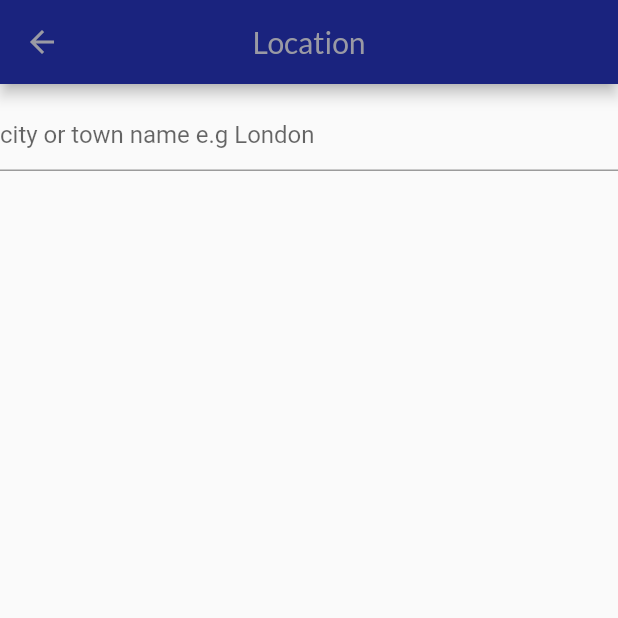
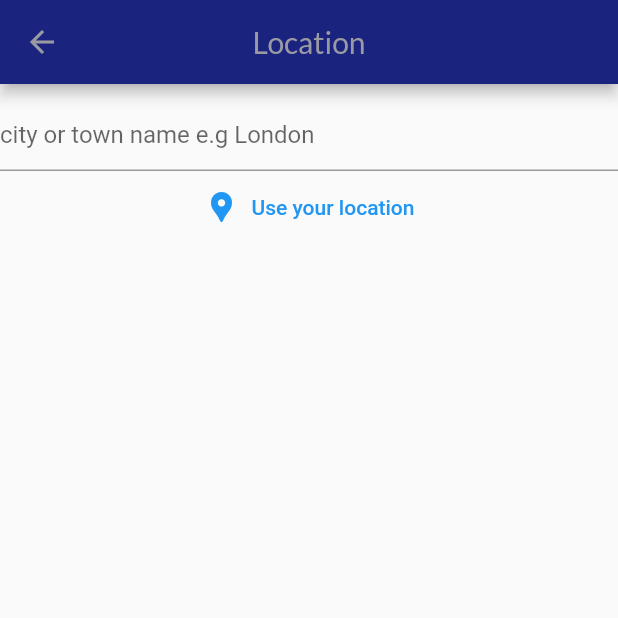
Before and after one commit to nelsonngala/flutter-weather, a Flutter app: the screen it shows after launch, after a tap on the "search" icon, on a phone screen of 412 x 824 dp, the top half of it. Run offline on Flutter 3.47's test engine with Material 2 defaults, Android fonts, the phone set to English and light mode, and no system bars; our stand-ins replace charts_flutter, equatable, flutter_bloc, geolocator, google_fonts, hydrated_bloc.

Commit message:
added use your location feature

```diff
--- /dev/null
+++ b/lib/data/models/user_location.dart
@@ -0,0 +1,8 @@
+class UserLocation {
+  final double lat;
+  final double lon;
+  UserLocation({
+    required this.lat,
+    required this.lon,
+  });
+}
--- /dev/null
+++ b/lib/logic/useLocbloc/user_loc_bloc.dart
@@ -0,0 +1,23 @@
+import 'package:advanced_weather/data/user%20location%20data/userloc.dart';
+
+import 'package:equatable/equatable.dart';
+import 'package:flutter_bloc/flutter_bloc.dart';
+
+import '../../data/models/user_location.dart';
+
+part 'user_loc_event.dart';
+part 'user_loc_state.dart';
+
+class UserLocBloc extends Bloc<UserLocEvent, UserLocState> {
+  final CurrentLocation _location;
+  UserLocBloc(this._location) : super(UserLocInitial()) {
+    on<UserLocEvent>((event, emit) async {
+      try {
+        UserLocation userData = await _location.getCurrentLocation();
+        emit(UserlocLoaded(userLocation: userData));
+      } catch (e) {
+        emit(UserLocError(error: e.toString()));
+      }
+    });
+  }
+}
--- /dev/null
+++ b/lib/logic/useLocbloc/user_loc_event.dart
@@ -0,0 +1,8 @@
+part of 'user_loc_bloc.dart';
+
+class UserLocEvent extends Equatable {
+  const UserLocEvent();
+
+  @override
+  List<Object> get props => [];
+}
--- /dev/null
+++ b/lib/logic/useLocbloc/user_loc_state.dart
@@ -0,0 +1,26 @@
+part of 'user_loc_bloc.dart';
+
+abstract class UserLocState extends Equatable {}
+
+class UserLocInitial extends UserLocState {
+  @override
+  List<Object?> get props => [];
+}
+
+class UserlocLoaded extends UserLocState {
+  final UserLocation userLocation;
+  UserlocLoaded({
+    required this.userLocation,
+  });
+  @override
+  List<Object?> get props => [];
+}
+
+class UserLocError extends UserLocState {
+  final String error;
+  UserLocError({
+    required this.error,
+  });
+  @override
+  List<Object?> get props => [];
+}
--- a/lib/main.dart
+++ b/lib/main.dart
@@ -1,7 +1,9 @@
 import 'package:advanced_weather/data/geo%20location%20data/geo_location.dart';
+import 'package:advanced_weather/data/user%20location%20data/userloc.dart';
 import 'package:advanced_weather/data/weather%20data/open_weather_api.dart';
-import 'package:advanced_weather/logic/bloc/theme_bloc.dart';
+
 import 'package:advanced_weather/logic/settingsbloc/settings_bloc.dart';
+import 'package:advanced_weather/logic/useLocbloc/user_loc_bloc.dart';
 
 import 'package:advanced_weather/presentation/screens/home_screen.dart';
 import 'package:advanced_weather/presentation/widgets/theme.dart';
@@ -11,6 +13,7 @@ import 'package:hydrated_bloc/hydrated_bloc.dart';
 import 'package:path_provider/path_provider.dart';
 
 import 'logic/geobloc/geo_bloc.dart';
+import 'logic/themebloc/theme_bloc.dart';
 import 'logic/weatherbloc/weather_bloc.dart';
 
 void main() async {
@@ -37,7 +40,8 @@ class MyApp extends StatelessWidget {
           BlocProvider(
             create: (context) => ThemeBloc(),
           ),
-          BlocProvider(create: (context) => SettingsBloc())
+          BlocProvider(create: (context) => SettingsBloc()),
+          BlocProvider(create: (context) => UserLocBloc(CurrentLocation()))
         ],
         child: BlocBuilder<ThemeBloc, ThemeState>(
           builder: (context, state) {
--- a/lib/presentation/screens/search_screen.dart
+++ b/lib/presentation/screens/search_screen.dart
@@ -1,3 +1,4 @@
+import 'package:advanced_weather/logic/useLocbloc/user_loc_bloc.dart';
 import 'package:advanced_weather/logic/weatherbloc/weather_bloc.dart';
 import 'package:advanced_weather/presentation/widgets/geoWidgets/error_geo.dart';
 import 'package:advanced_weather/presentation/widgets/geoWidgets/loaded_geo.dart';
@@ -61,6 +62,26 @@ class _SearchScreenState extends State<SearchScreen> {
                       .add(GeoLoadingEvent(location: cityController.text));
                 },
               ),
+              BlocBuilder<UserLocBloc, UserLocState>(
+                builder: (context, state) {
+                  return TextButton.icon(
+                      onPressed: () async {
+                        BlocProvider.of<UserLocBloc>(context)
+                            .add(const UserLocEvent());
+                        if (state is UserlocLoaded) {
+                          BlocProvider.of<WeatherBloc>(context).add(
+                              WeatherLoadingEvent(
+                                  lat: state.userLocation.lat,
+                                  lon: state.userLocation.lon));
+                        }
+                        if (state is UserLocError) {
+                          Text(state.error);
+                        }
+                      },
+                      icon: const Icon(Icons.location_pin),
+                      label: const Text('Use your location'));
+                },
+              ),
               Expanded(
                 child: BlocBuilder<GeoBloc, GeoblocState>(
                     builder: ((context, state) {
--- a/lib/presentation/screens/settings_screen.dart
+++ b/lib/presentation/screens/settings_screen.dart
@@ -2,8 +2,8 @@ import 'package:advanced_weather/presentation/widgets/theme.dart';
 import 'package:flutter/material.dart';
 import 'package:flutter_bloc/flutter_bloc.dart';
 
-import '../../logic/bloc/theme_bloc.dart';
 import '../../logic/settingsbloc/settings_bloc.dart';
+import '../../logic/themebloc/theme_bloc.dart';
 
 class SettingsScreen extends StatelessWidget {
   const SettingsScreen({Key? key}) : super(key: key);
@@ -36,7 +36,7 @@ class SettingsScreen extends StatelessWidget {
           BlocBuilder<ThemeBloc, ThemeState>(
             builder: (context, state) {
               return ListTile(
-                title: const Text('Change App Theme'),
+                title: const Text('Change to dark Theme'),
                 trailing: Switch(
                     value: state.theme == AppTheme.darkTheme,
                     onChanged: (value) {
--- a/pubspec.yaml
+++ b/pubspec.yaml
@@ -39,6 +39,7 @@ dependencies:
   charts_flutter: ^0.12.0
   hydrated_bloc: ^8.1.0
   path_provider:
+  geolocator: ^9.0.1
 
 
   # The following adds the Cupertino Icons font to your application.
```
Also changed, not shown: lib/data/user location data/userloc.dart (added, +12 -0 lines), lib/logic/themebloc/theme_bloc.dart (renamed from lib/logic/bloc/theme_bloc.dart), lib/logic/themebloc/theme_event.dart (renamed from lib/logic/bloc/theme_event.dart), lib/logic/themebloc/theme_state.dart (renamed from lib/logic/bloc/theme_state.dart), pubspec.lock, 5 other files.
